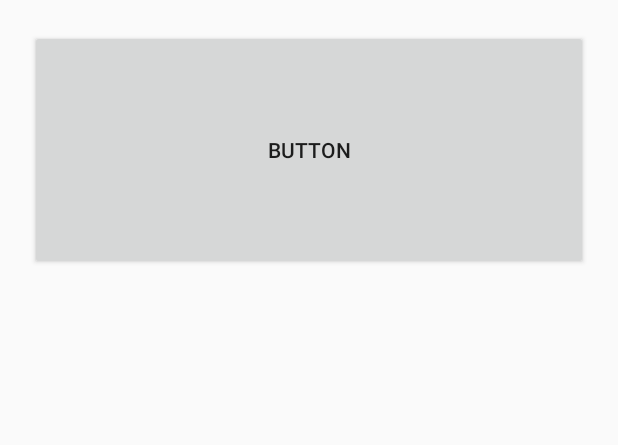
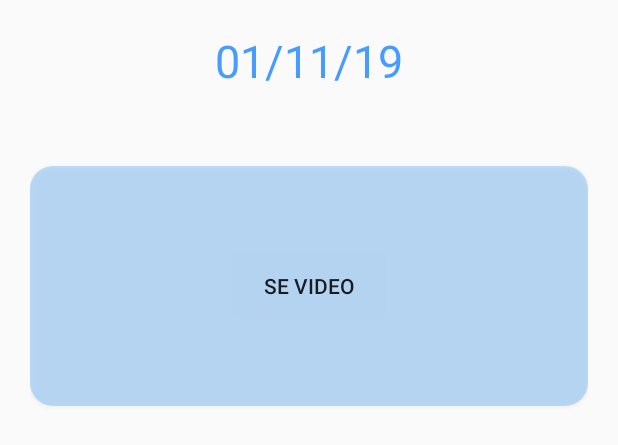
Before and after one commit to ThaDuyx/noeglen, an Android app: the layout activity_dashboard.xml on its own in the app's theme, with its tools: preview values and no code run, on a phone screen of 412 x 824 dp. Shown: the top 445 px of the screen. Run offline under Robolectric (Android 15) with nearby library versions, the phone set to English and light mode, and no system bars.

```diff
--- a/app/src/main/res/layout/activity_dashboard.xml
+++ b/app/src/main/res/layout/activity_dashboard.xml
@@ -1,12 +1,32 @@
 <?xml version="1.0" encoding="utf-8"?>
-<LinearLayout xmlns:android="http://schemas.android.com/apk/res/android"
+<androidx.constraintlayout.widget.ConstraintLayout xmlns:android="http://schemas.android.com/apk/res/android"
+    xmlns:app="http://schemas.android.com/apk/res-auto"
+    xmlns:tools="http://schemas.android.com/tools"
     android:orientation="vertical" android:layout_width="match_parent"
     android:layout_height="match_parent"
     android:padding="20dp">
+
+    <TextView
+        android:id="@+id/textView2"
+        android:layout_width="wrap_content"
+        android:layout_height="wrap_content"
+        android:text="01/11/19"
+        android:textColor="@color/mainBlue"
+        android:textSize="30sp"
+        app:layout_constraintEnd_toEndOf="parent"
+        app:layout_constraintStart_toStartOf="parent"
+        app:layout_constraintTop_toTopOf="parent" />
 
     <Button
         android:id="@+id/button7"
         android:layout_width="match_parent"
         android:layout_height="160dp"
-        android:text="Button" />
-</LinearLayout>
+        android:layout_marginTop="50dp"
+        android:background="@drawable/videoview"
+        android:text="Se video"
+        app:layout_constraintEnd_toEndOf="parent"
+        app:layout_constraintStart_toStartOf="parent"
+        app:layout_constraintTop_toBottomOf="@+id/textView2" />
+
+
+</androidx.constraintlayout.widget.ConstraintLayout>
```
Also changed, not shown: app/src/main/res/layout/activity_main.xml (+12 -1 lines), app/src/main/res/drawable-hdpi/ic_action_name.png (added), app/src/main/res/drawable-mdpi/ic_action_name.png (added), app/src/main/res/drawable-xhdpi/ic_action_name.png (added), app/src/main/res/drawable-xxhdpi/ic_action_name.png (added), app/src/main/res/drawable-xxxhdpi/ic_action_name.png (added), app/src/main/res/drawable/iconfinder_icon_24_key_314756.png (added).
